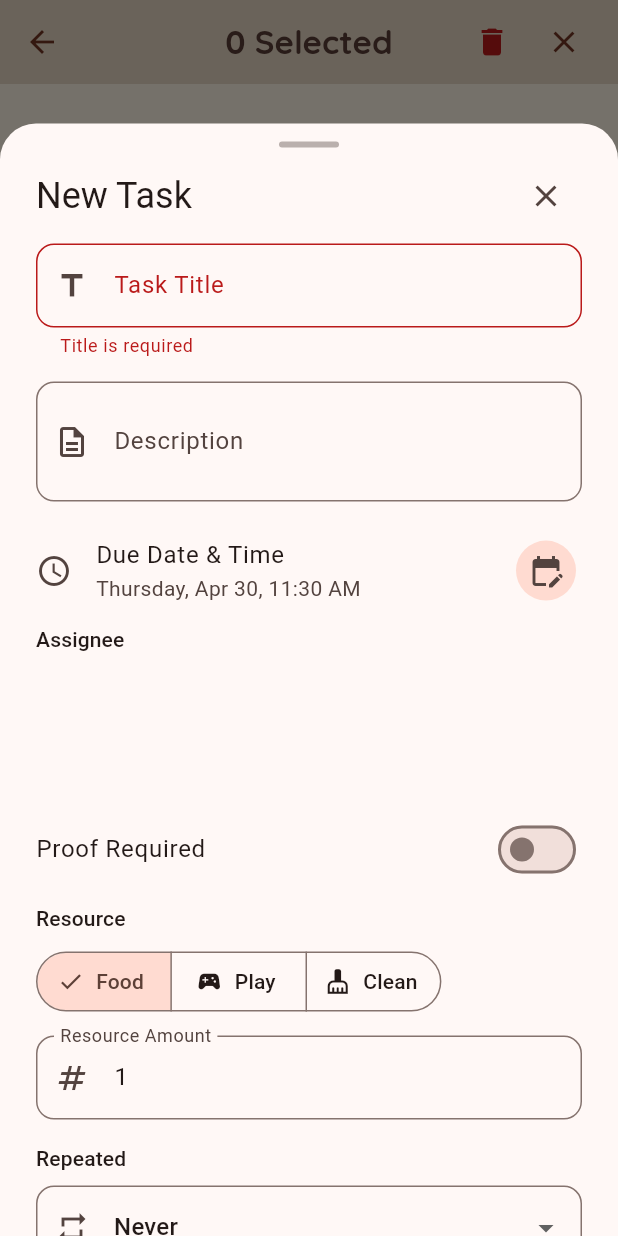
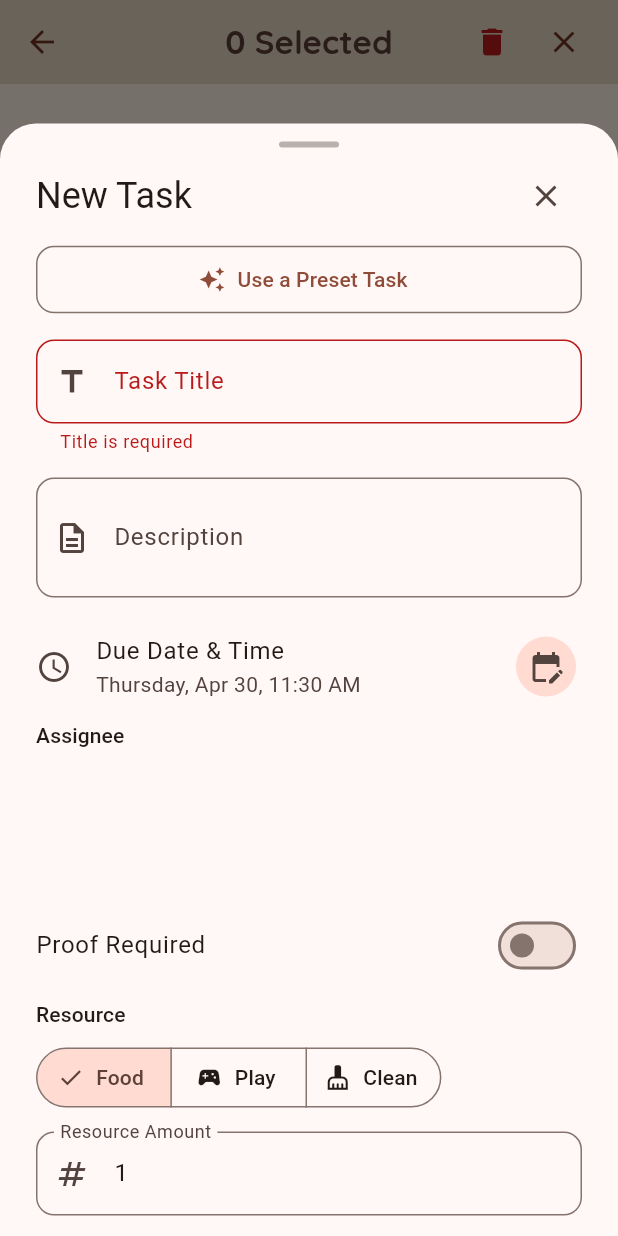
Before and after one commit to JoannaL-24/HappyFamilySimP, a Flutter app: the ParentTasksScreen screen opened directly with empty values, after a tap on the "checklist" icon, after a tap on "New Task", on a phone screen of 412 x 824 dp. Run offline on Flutter 3.47's test engine with Material 3 defaults, Android fonts, the phone set to English and light mode, and no system bars; our stand-ins replace fl_chart, flutter_dotenv, fluttertoast, go_router, google_fonts, image_picker and 2 more; missing offline and left inert: flame; accounts and stored records are empty.

Commit message:
add task preset

```diff
--- a/lib/features/tasks/ui/parent/tasks_view.dart
+++ b/lib/features/tasks/ui/parent/tasks_view.dart
@@ -30,6 +30,27 @@ class _ParentTasksScreenState extends State<ParentTasksScreen> {
 
   bool _isSelectionMode = false;
   Set<int> _selectedTaskIds = {};
+
+  final List<Map<String, dynamic>> _presetTasks = [
+    {
+      'title': 'Clean Bedroom',
+      'description': 'Pick up toys, vacuum the rug, and make the bed.',
+      'resource': 'clean',
+      'amount': 2,
+    },
+    {
+      'title': 'Brush Teeth',
+      'description': 'Brush for 2 minutes and use mouthwash.',
+      'resource': 'food',
+      'amount': 1,
+    },
+    {
+      'title': 'Do Homework',
+      'description': 'Complete all assignments for tomorrow.',
+      'resource': 'play',
+      'amount': 3,
+    },
+  ];
 
   @override
   void initState() {
@@ -189,6 +210,42 @@ class _ParentTasksScreenState extends State<ParentTasksScreen> {
     });
   }
 
+  void _showPresetPicker(BuildContext context, Function(Map<String, dynamic>) onSelected) {
+    showModalBottomSheet(
+      context: context,
+      shape: const RoundedRectangleBorder(borderRadius: BorderRadius.vertical(top: Radius.circular(20))),
+      builder: (context) => Container(
+        padding: const EdgeInsets.all(20),
+        child: Column(
+          mainAxisSize: MainAxisSize.min,
+          children: [
+            Text("Choose a Preset Task", style: Theme.of(context).textTheme.titleLarge),
+            const SizedBox(height: 16),
+            Flexible(
+              child: ListView.builder(
+                shrinkWrap: true,
+                itemCount: _presetTasks.length,
+                itemBuilder: (context, index) {
+                  final preset = _presetTasks[index];
+                  return ListTile(
+                    leading: const Icon(Icons.auto_awesome),
+                    title: Text(preset['title']),
+                    subtitle: Text(preset['description'], maxLines: 1, overflow: TextOverflow.ellipsis),
+                    onTap: () {
+                      onSelected(preset);
+                      Navigator.pop(context);
+                    },
+                  );
+                },
+              ),
+            ),
+          ],
+        ),
+      ),
+    );
+  }
+
+  // --- Edit Logistics: Bottom Sheet ---
   void _showTaskForm({TaskOccurrence? occurrence}) {
     final bool isEditing = occurrence != null;
 
@@ -305,6 +362,28 @@ class _ParentTasksScreenState extends State<ParentTasksScreen> {
                     child: Column(
                       crossAxisAlignment: CrossAxisAlignment.start,
                       children: [
+                        if (!isEditing) // Only show presets for new tasks
+                          Padding(
+                            padding: const EdgeInsets.only(bottom: 16),
+                            child: OutlinedButton.icon(
+                              onPressed: () => _showPresetPicker(context, (preset) {
+                                setSheetState(() {
+                                  titleController.text = preset['title'];
+                                  descController.text = preset['description'];
+                                  selectedResource = preset['resource'];
+                                  resourceAmount = preset['amount'];
+                                  resourceAmountController.text = preset['amount'].toString();
+                                });
+                              }),
+                              icon: const Icon(Icons.auto_awesome),
+                              label: const Text("Use a Preset Task"),
+                              style: OutlinedButton.styleFrom(
+                                minimumSize: const Size(double.infinity, 45),
+                                shape: RoundedRectangleBorder(borderRadius: BorderRadius.circular(12)),
+                              ),
+                            ),
+                          ),
+
                         // 1. Task Title
                         TextField(
                           controller: titleController,
```
Also changed, not shown: pubspec.lock.
